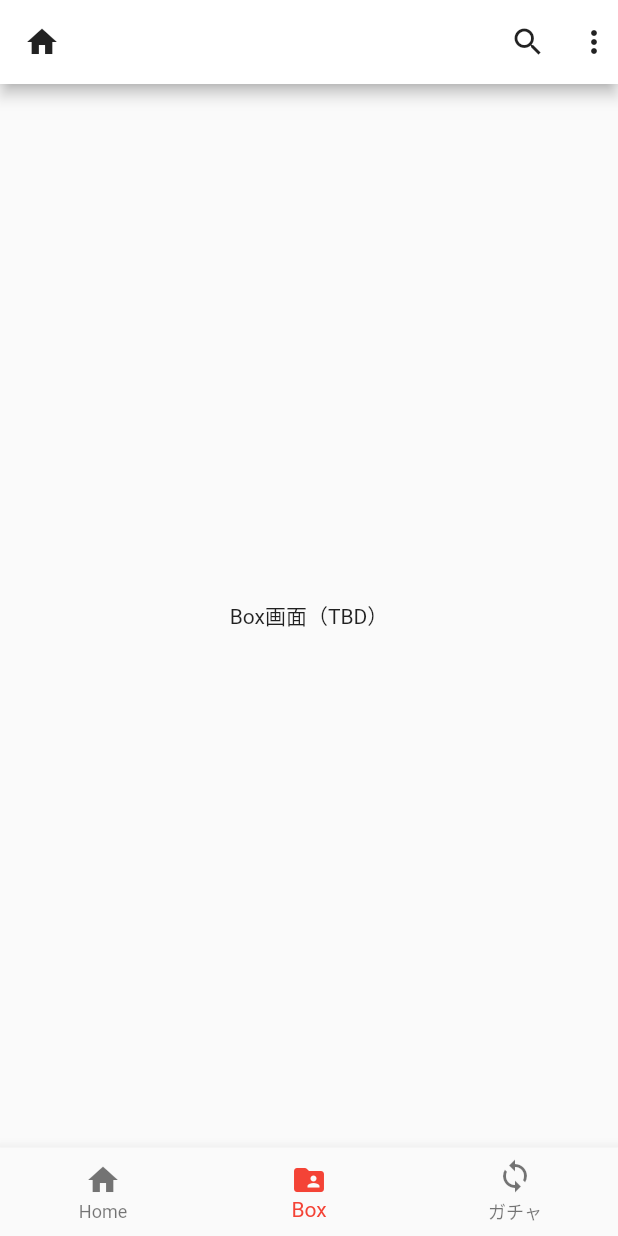
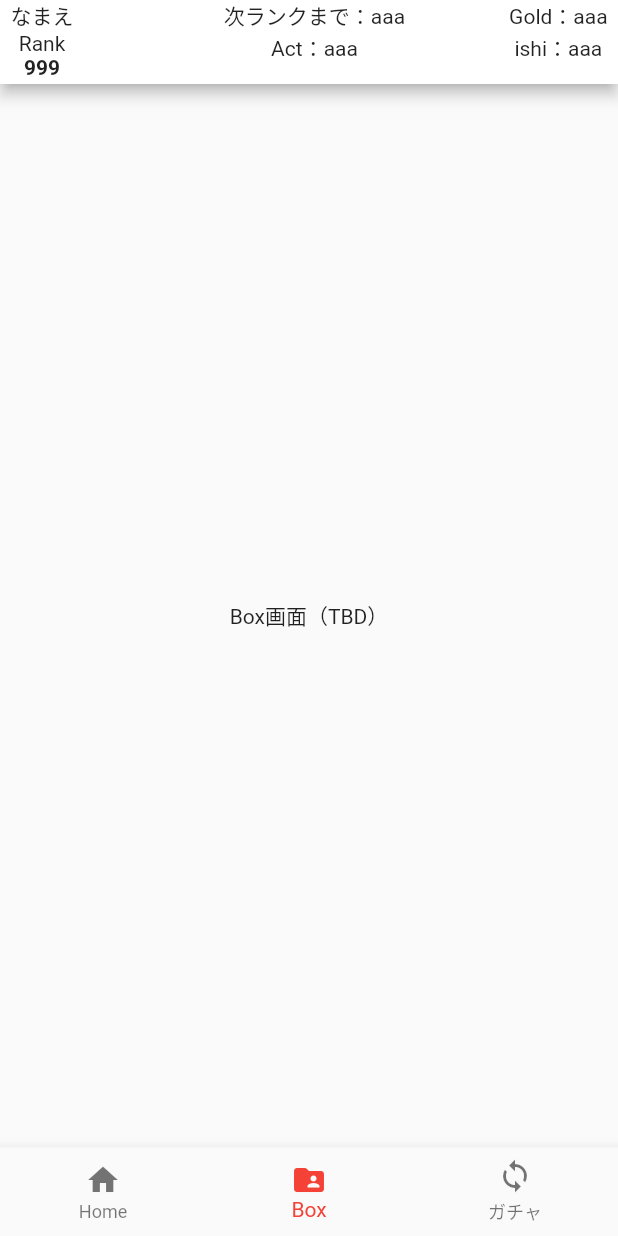
Before and after one commit to tatsutoshi-maeda/sosial_game_front, a Flutter app: the Header screen opened by its route, item 2 of the bottom bar chosen, on a phone screen of 412 x 824 dp. Run offline on Flutter 3.47's test engine with Material 2 defaults, Android fonts, the phone set to English and light mode, and no system bars; our stand-ins replace flutter_redux, redux, shimmer.

Commit message:
fix Appbar for userApi

```diff
--- a/lib/components/header.dart
+++ b/lib/components/header.dart
@@ -32,30 +32,26 @@ class _HeaderState extends State<Header> {
     final Size size = MediaQuery.of(context).size;
     return Scaffold(
       appBar: AppBar(
-        leading: FlatButton(
-          child: Icon(Icons.home), // TODO: SVGファイル表示したい
-          onPressed: () {
-            Navigator.pop(context);
-          },
+        automaticallyImplyLeading: false,
+        leading: Column(
+          children: <Widget>[
+            Text('なまえ'),
+            Text('Rank'),
+            Text('999',style: TextStyle(fontWeight: FontWeight.bold)),
+          ],
         ),
         actions: <Widget>[
-          SizedBox(
-            width: 44,
-            child: FlatButton(
-              child: Icon(Icons.search),
-              onPressed: () {
-                // TODO
-              },
-            ),
+          Column(
+            children: <Widget>[
+              Text('次ランクまで：' + 'aaa' +'                    ' ),
+              Text('Act：' + 'aaa' + '                    '),
+            ],
           ),
-          SizedBox(
-            width: 44,
-            child: FlatButton(
-              child: Icon(Icons.more_vert),
-              onPressed: () {
-                // TODO
-              },
-            ),
+          Column(
+            children: <Widget>[
+              Text('Gold：' + 'aaa' + '  '),
+              Text('ishi：' + 'aaa' + '  '),
+            ],
           ),
         ],
       ),
```
